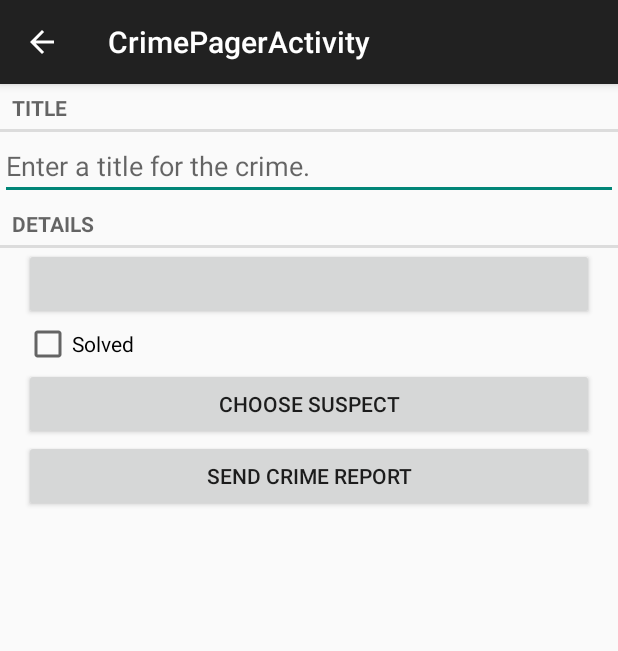
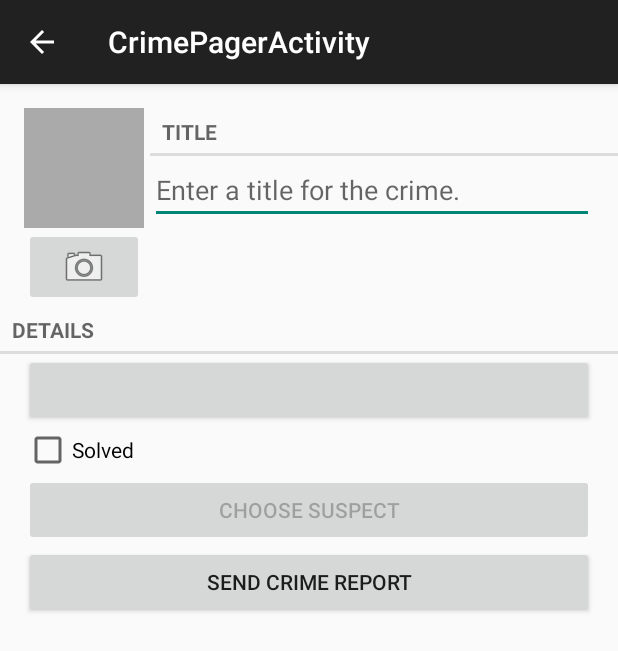
Before and after one commit to sfatdisk/Criminallntent, an Android app: the CrimeFragment screen opened directly, with no data from a screen before it, on a phone screen of 412 x 824 dp. Shown: the top 651 px of the screen. Run offline under Robolectric (Android 15) with nearby library versions, the phone set to English and light mode, and no system bars; 1 statement that could not run was skipped.

Commit message:
ch15 Implict Intents

```diff
--- a/app/src/main/java/com/bawanj/criminalIntent/fragment/CrimeFragment.java
+++ b/app/src/main/java/com/bawanj/criminalIntent/fragment/CrimeFragment.java
@@ -3,7 +3,11 @@ package com.bawanj.criminalIntent.fragment;
 
 import android.app.Activity;
 import android.content.Intent;
+import android.content.pm.PackageManager;
+import android.database.Cursor;
+import android.net.Uri;
 import android.os.Bundle;
+import android.provider.ContactsContract;
 import android.support.v4.app.Fragment;
 import android.support.v4.app.FragmentManager;
 import android.text.Editable;
@@ -16,6 +20,8 @@ import android.widget.Button;
 import android.widget.CheckBox;
 import android.widget.CompoundButton;
 import android.widget.EditText;
+import android.widget.ImageButton;
+import android.widget.ImageView;
 
 import com.bawanj.criminalIntent.R;
 import com.bawanj.criminalIntent.model.Crime;
@@ -31,17 +37,22 @@ public class CrimeFragment extends Fragment {
     private static final String ARG_CRIME_ID= "crime_id" ;
     private static final String DIALOG_DATE = "DialogDate" ;
 
-    private static final int REQUEST_DATE= 0; // setTargetFragment(), requestCode
+    private static final int REQUEST_DATE= 0;    // setTargetFragment(), requestCode
+    private static final int REQUEST_CONTACT= 1; // intent shoot contact app
 
     private Crime mCrime;
 
     private Button mDateButton;
     private Button mReportButton;
+    private Button mSuspectButton;
+
+    private ImageView mPhotoView;
+    private ImageButton mPhotoButton;
 
     public static CrimeFragment newInstance( UUID crimeId ){
 
         Bundle args = new Bundle();
-        args.putSerializable( ARG_CRIME_ID , crimeId );
+        args.putSerializable(ARG_CRIME_ID, crimeId);
 
         CrimeFragment crimeFragment= new CrimeFragment();
         crimeFragment.setArguments(args);
@@ -82,12 +93,12 @@ public class CrimeFragment extends Fragment {
                         mCrime.setSolved(isChecked);
                     }
                 });
-
+        // ---
         mDateButton = (Button)rootView.findViewById(R.id.crime_date);
         updateButton();
         mDateButton.setOnClickListener(new View.OnClickListener() {
             @Override
-            public void onClick(View v) {
+            public void onClick(View v) { // TODO -- challenge: make a TimePicker button
                 FragmentManager fm = getFragmentManager();
 
                 DatePickerFragment dialog =
@@ -97,11 +108,11 @@ public class CrimeFragment extends Fragment {
                 dialog.show(fm, DIALOG_DATE);
             }
         });
-
+        // ---
         mReportButton = (Button)rootView.findViewById(R.id.crime_report);
         mReportButton.setOnClickListener(new View.OnClickListener() {
             @Override
-            public void onClick(View v) {
+            public void onClick(View v) {  // TODO -- Challenge: use ShareCompat to build intent
                 Intent intent= new Intent(Intent.ACTION_SEND);
                 intent.setType("text/plain");
                 intent.putExtra(Intent.EXTRA_TEXT, getCrimeReport());
@@ -111,6 +122,30 @@ public class CrimeFragment extends Fragment {
             }
         });
 
+        final Intent pickContact  // TODO -- challenge: Another Implicit Intent
+                = new Intent(Intent.ACTION_PICK, ContactsContract.Contacts.CONTENT_URI);
+        mSuspectButton= (Button)rootView.findViewById(R.id.crime_suspect);
+        mSuspectButton.setOnClickListener(new View.OnClickListener() {
+            @Override
+            public void onClick(View v) {
+
+                startActivityForResult(pickContact, REQUEST_CONTACT);
+            }
+        });
+
+        if( mCrime.getSuspect() != null ){// ?? go to onActivityResult first
+            mSuspectButton.setText(mCrime.getSuspect());
+        }
+        // if user does not have a contact app
+        PackageManager packageManager= getActivity().getPackageManager();
+        if( packageManager.resolveActivity(pickContact, PackageManager.MATCH_DEFAULT_ONLY) ==null ){
+            mSuspectButton.setEnabled(false);
+        }
+        // --
+        mPhotoButton = (ImageButton)rootView.findViewById(R.id.crime_camera);
+        mPhotoView = (ImageView) rootView.findViewById(R.id.crime_photo);
+
+        // ---
         final EditText mTitleFiled = (EditText) rootView.findViewById(R.id.crime_title);
         mTitleFiled.setText(mCrime.getTitle());
         mTitleFiled.addTextChangedListener(new TextWatcher() {
@@ -138,11 +173,29 @@ public class CrimeFragment extends Fragment {
         if(resultCode != Activity.RESULT_OK){
             return ;
         }
-        if(requestCode==REQUEST_DATE){
+        if(requestCode == REQUEST_DATE ){
             Date date= (Date) data
                     .getSerializableExtra(DatePickerFragment.EXTRA_DATE);
             mCrime.setDate(date);
             updateButton();
+        }else if(requestCode == REQUEST_CONTACT && data != null ){
+            Uri contactUri= data.getData(); // content://com.android.contacts/contacts/lookup/1490i237e619c8ae849e6.1111i4492/896
+            // make a query to access the app's content provider
+            String[] queryFields= new String[]{ContactsContract.Contacts.DISPLAY_NAME}; // projection "display_name"
+            Cursor cursor= getActivity()
+                    .getContentResolver()
+                    .query(contactUri,queryFields, null, null, null);
+            try{
+                if(cursor.getCount()==0){
+                    return;
+                }
+                cursor.moveToFirst();
+                String suspect= cursor.getString(0);  // "suspect's name"
+                mCrime.setSuspect(suspect);
+                mSuspectButton.setText(suspect);
+            }finally {
+                cursor.close();
+            }
         }
     }
 
@@ -151,7 +204,7 @@ public class CrimeFragment extends Fragment {
         mDateButton.setText( TimeUtils.getCurDateYear(srcTime) );
     }
 
-    private String getCrimeReport(){
+    private String getCrimeReport(){ // mReportButton
 
         String solvedString= null;
 
--- a/app/src/main/res/layout-land/fragment_crime.xml
+++ b/app/src/main/res/layout-land/fragment_crime.xml
@@ -10,18 +10,9 @@
      These attributes will be used by the LinearLayout's parent layout
      (FrameLayout in CrimeActivity) when it is inflated -->
 
-    <TextView
-        android:layout_width="match_parent"
-        android:layout_height="wrap_content"
-        android:text="@string/crime_title_label"
-        style="?android:listSeparatorTextViewStyle"/>
-    <!-- the style created by android -->
+    <include
+        layout="@layout/view_camera_and_title"/>
 
-    <EditText
-        android:layout_width="match_parent"
-        android:layout_height="wrap_content"
-        android:id="@+id/crime_title"
-        android:hint="@string/crime_title_hint"/>
 
     <TextView
         android:layout_width="match_parent"
--- a/app/src/main/res/layout/fragment_crime.xml
+++ b/app/src/main/res/layout/fragment_crime.xml
@@ -9,19 +9,8 @@
      it is still a widget with a parent and has layout parameters.
      These attributes will be used by the LinearLayout's parent layout
      (FrameLayout in CrimeActivity) when it is inflated -->
-
-    <TextView
-        android:layout_width="match_parent"
-        android:layout_height="wrap_content"
-        android:text="@string/crime_title_label"
-        style="?android:listSeparatorTextViewStyle"/>
-    <!-- the style created by android -->
-
-    <EditText
-        android:layout_width="match_parent"
-        android:layout_height="wrap_content"
-        android:id="@+id/crime_title"
-        android:hint="@string/crime_title_hint"/>
+    <include
+        layout="@layout/view_camera_and_title"/>
 
     <TextView
         android:layout_width="match_parent"
--- /dev/null
+++ b/app/src/main/res/layout/view_camera_and_title.xml
@@ -0,0 +1,55 @@
+<?xml version="1.0" encoding="utf-8"?>
+<LinearLayout
+    xmlns:android="http://schemas.android.com/apk/res/android"
+    android:layout_width="match_parent"
+    android:layout_height="wrap_content"
+    android:layout_marginLeft="@dimen/marginLeft"
+    android:layout_marginTop="16dp">
+
+    <LinearLayout
+        android:layout_width="wrap_content"
+        android:layout_height="wrap_content"
+        android:orientation="vertical"
+        android:layout_marginRight="4dp">
+
+        <ImageView
+            android:layout_width="80dp"
+            android:layout_height="80dp"
+            android:id="@+id/crime_photo"
+            android:scaleType="centerInside"
+            android:background="@android:color/darker_gray"
+            android:cropToPadding="true"/>
+
+        <ImageButton
+            android:layout_width="match_parent"
+            android:layout_height="wrap_content"
+            android:id="@+id/crime_camera"
+            android:src="@android:drawable/ic_menu_camera"/>
+
+    </LinearLayout>
+
+
+    <LinearLayout
+        android:layout_width="wrap_content"
+        android:layout_height="wrap_content"
+        android:orientation="vertical"
+        android:layout_weight="1">
+
+        <TextView
+            android:layout_width="match_parent"
+            android:layout_height="wrap_content"
+            android:id="@+id/crime_title_label"
+            android:text="@string/crime_title_label"
+            style="?android:listSeparatorTextViewStyle"/>
+
+        <EditText
+            android:layout_width="match_parent"
+            android:layout_height="wrap_content"
+            android:id="@id/crime_title"
+            android:layout_marginRight="@dimen/marginRight"
+            android:hint="@string/crime_title_hint"/>
+
+    </LinearLayout>
+
+
+</LinearLayout>
--- a/app/src/main/res/values/strings.xml
+++ b/app/src/main/res/values/strings.xml
@@ -35,10 +35,13 @@
 
     <string name="crime_report">%1$s!
         The crime was discovered on %2$s. %3$s, and %4$s</string>
+
     <string name="crime_report_solved">The case is solved</string>
     <string name="crime_report_unsolved">The case is not solved</string>
+
     <string name="crime_report_no_suspect">there is no suspect</string>
     <string name="crime_report_suspect">the suspect is %s</string>
+
     <string name="crime_report_subject">CriminalIntent Crime Report</string>
     <string name="send_report">Send crime report via :</string>
 
```
